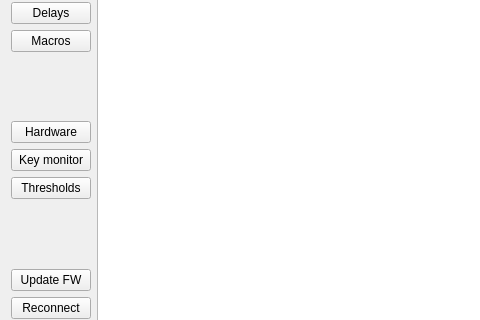
This is FlightController/FlightController.ui in dmaone/CommonSense as Qt 5 draws it before an edit; both pictures show x 0 to 480 and y 101 to 421 of the 780 by 550 pixel window. The edited form follows.
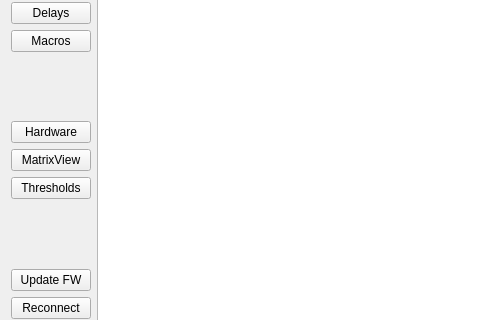
This is the edited form. Custom widgets are drawn as their Qt base class.

Commit message: MatrixMonitor -> MatrixView + refactor to less naked pointers

```diff
--- a/FlightController/FlightController.ui
+++ b/FlightController/FlightController.ui
@@ -55,7 +55,7 @@
       <item row="12" column="0">
        <widget class="QPushButton" name="KeyMonitorButton">
         <property name="text">
-         <string>Key monitor</string>
+         <string>MatrixView</string>
         </property>
        </widget>
       </item>
```
Left out of the diff: 8 changed lines with no effect on the pictures. The commit also changes 11 other files.
